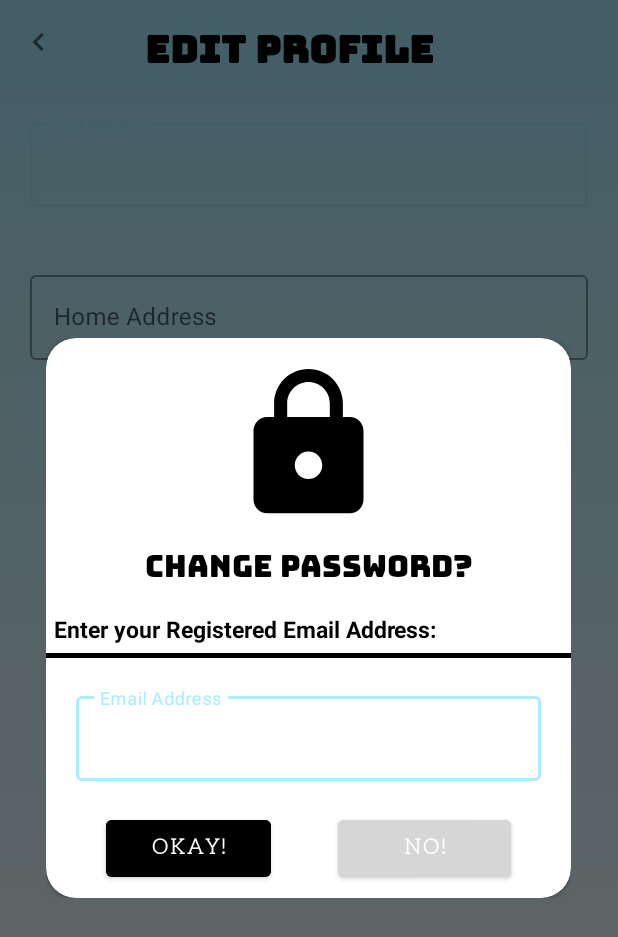
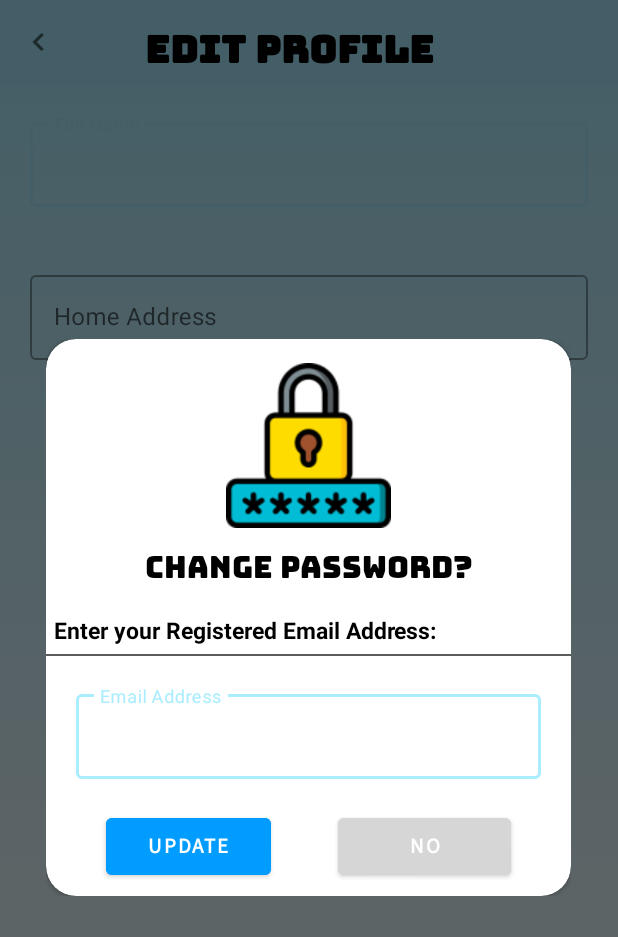
Before and after one commit to SatoshiGNJA/EnjelWater, an Android app: the EditProfileActivity screen opened directly, with no data from a screen before it, after a tap on "CHANGE PASSWORD", on a phone screen of 412 x 824 dp. Shown: the top 937 px of the screen. Run offline under Robolectric (Android 15) with nearby library versions, the light colour scheme and no system bars; our stand-ins replace ButterKnife, EventBus, Firebase (no records; nobody signed in at launch, a user with empty details on screens opened directly); Roboto replaces fonts that are not available here; 2 statements that could not run were skipped.

Commit message:
Update designs
- Change logos
- Change layout
- Remove toast in Personal Order

```diff
--- a/app/src/main/java/com/example/enjelwater/GeneratePDFActivity.java
+++ b/app/src/main/java/com/example/enjelwater/GeneratePDFActivity.java
@@ -131,6 +131,7 @@ public class GeneratePDFActivity extends AppCompatActivity {
         generatePDFbtn.setOnClickListener(new View.OnClickListener() {
             @Override
             public void onClick(View v) {
+
                 generatePDF();
             }
         });
@@ -262,7 +263,7 @@ public class GeneratePDFActivity extends AppCompatActivity {
         try {
             pdfDocument.writeTo(new FileOutputStream(file));
 
-            Toast.makeText(GeneratePDFActivity.this, "PDF Sales has Been Generated", Toast.LENGTH_SHORT).show();
+            Toast.makeText(GeneratePDFActivity.this, "PDF successfully downloaded", Toast.LENGTH_SHORT).show();
             finish();
         } catch (IOException e) {
 
--- a/app/src/main/java/com/example/enjelwater/PersonalOrderActivity.java
+++ b/app/src/main/java/com/example/enjelwater/PersonalOrderActivity.java
@@ -187,7 +187,7 @@ public class PersonalOrderActivity extends AppCompatActivity implements IPersona
 
     @Override
     protected void onResume() {
-        Toast.makeText(this, "onResume", Toast.LENGTH_SHORT).show();
+     //   Toast.makeText(this, "onResume", Toast.LENGTH_SHORT).show();
         NotificationManager manager = getSystemService(NotificationManager.class);
         manager.cancelAll();
         super.onResume();
--- a/app/src/main/res/layout/activity_edit_profile.xml
+++ b/app/src/main/res/layout/activity_edit_profile.xml
@@ -72,9 +72,7 @@
         android:text="Update Profile"
         android:textColor="@color/black"
         app:backgroundTint="#A9EDFF"
-        app:cornerRadius="12dp"
-        app:strokeColor="@color/black"
-        app:strokeWidth="1dp"/>
+        app:cornerRadius="12dp" />
 
     <Button
         android:id="@+id/btnchangepass"
@@ -84,8 +82,6 @@
         android:layout_gravity="center"
         android:text="Change Password"
         app:backgroundTint="#A9EDFF"
-        app:cornerRadius="12dp"
-        app:strokeColor="@color/black"
-        app:strokeWidth="1dp"/>
+        app:cornerRadius="12dp" />
 
 </LinearLayout>
--- a/app/src/main/res/layout/changepassword.xml
+++ b/app/src/main/res/layout/changepassword.xml
@@ -29,7 +29,7 @@
                 app:layout_constraintHorizontal_bias="0.0"
                 app:layout_constraintStart_toStartOf="parent"
                 app:layout_constraintTop_toTopOf="parent"
-                app:srcCompat="@drawable/ic_baseline_lock_24" />
+                app:srcCompat="@drawable/padlock" />
 
             <TextView
                 android:id="@+id/textView5"
@@ -65,11 +65,12 @@
             <View
                 android:id="@+id/viewm"
                 android:layout_width="wrap_content"
-                android:layout_height="3dp"
-                android:background="@color/black"
+                android:layout_height="1dp"
+                android:background="#5C5C5C"
                 app:layout_constraintEnd_toEndOf="parent"
                 app:layout_constraintStart_toStartOf="parent"
-                app:layout_constraintTop_toBottomOf="@+id/txtPlaceAddress" />
+                app:layout_constraintTop_toBottomOf="@+id/txtPlaceAddress"
+                />
             <com.google.android.material.textfield.TextInputLayout
                 android:layout_width="match_parent"
                 android:padding="20dp"
@@ -106,8 +107,8 @@
                     android:layout_gravity="end"
                     android:layout_marginEnd="40dp"
                     android:backgroundTint="@color/red"
-                    android:fontFamily="@font/aleo_light"
-                    android:text="No!"
+                    android:fontFamily="@font/source_sans_pro"
+                    android:text="No"
                     android:textColor="@color/white"
                     android:textStyle="bold"
                     app:layout_constraintBottom_toBottomOf="parent"
@@ -120,9 +121,9 @@
                     android:layout_height="50dp"
                     android:layout_gravity="start"
                     android:layout_marginStart="40dp"
-                    android:backgroundTint="@drawable/button_text_color"
-                    android:fontFamily="@font/aleo_light"
-                    android:text="Okay!"
+                    android:backgroundTint="@drawable/button_proceed"
+                    android:fontFamily="@font/source_sans_pro"
+                    android:text="Update"
                     android:textColor="@color/white"
                     android:textStyle="bold"
                     app:layout_constraintBottom_toBottomOf="parent"
--- a/app/src/main/res/layout/fragment_history.xml
+++ b/app/src/main/res/layout/fragment_history.xml
@@ -106,7 +106,7 @@
             android:layout_marginStart="100dp"
             android:layout_marginTop="10dp"
             android:layout_marginBottom="10dp"
-            android:layout_gravity="center_vertical">
+            android:gravity="end">
 
             <Button
                 android:id="@+id/btn_pdf"
@@ -114,6 +114,7 @@
                 android:layout_height="wrap_content"
                 android:textColor="@color/purple_700"
                 android:textSize="15sp"
+                android:layout_gravity="center_vertical"
                 android:text="View Sales"
                 android:background="@android:color/transparent"/>
 
--- a/app/src/main/res/layout/no_connection_dialog.xml
+++ b/app/src/main/res/layout/no_connection_dialog.xml
@@ -42,7 +42,7 @@
                 app:layout_constraintEnd_toEndOf="parent"
                 app:layout_constraintStart_toStartOf="parent"
                 app:layout_constraintTop_toBottomOf="@+id/textView4"
-                app:srcCompat="@drawable/nointernet" />
+                app:srcCompat="@drawable/nowifi" />
 
             <TextView
 
@@ -63,9 +63,9 @@
                 android:layout_height="wrap_content"
                 android:layout_marginTop="16dp"
                 android:layout_marginBottom="16dp"
-                android:backgroundTint="@drawable/button_text_color"
+                android:backgroundTint="@color/blue"
                 android:fontFamily="@font/aleo_light"
-                android:text="Okay!"
+                android:text="Okay"
                 android:textColor="@color/white"
                 android:textStyle="bold"
                 app:layout_constraintBottom_toBottomOf="parent"
```
Also changed, not shown: app/src/main/res/layout/place_order.xml (+14 -21 lines), app/src/main/res/drawable-v24/checkout.png (added), app/src/main/res/drawable-v24/nowifi.png (added), app/src/main/res/drawable-v24/padlock.png (added).
